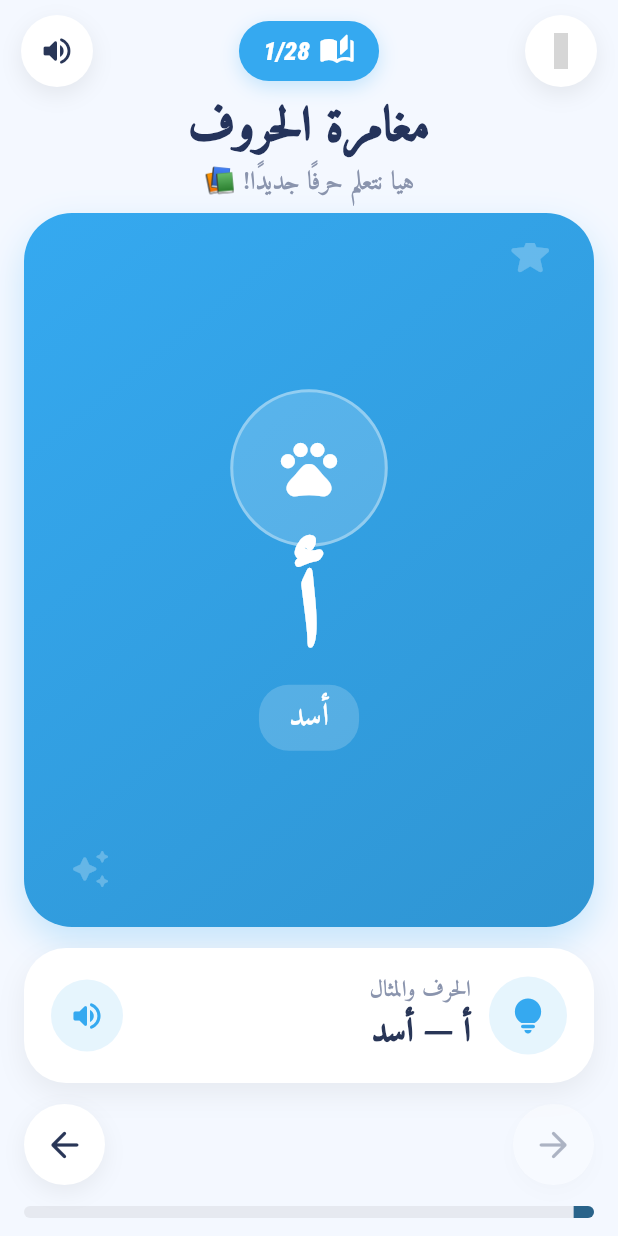
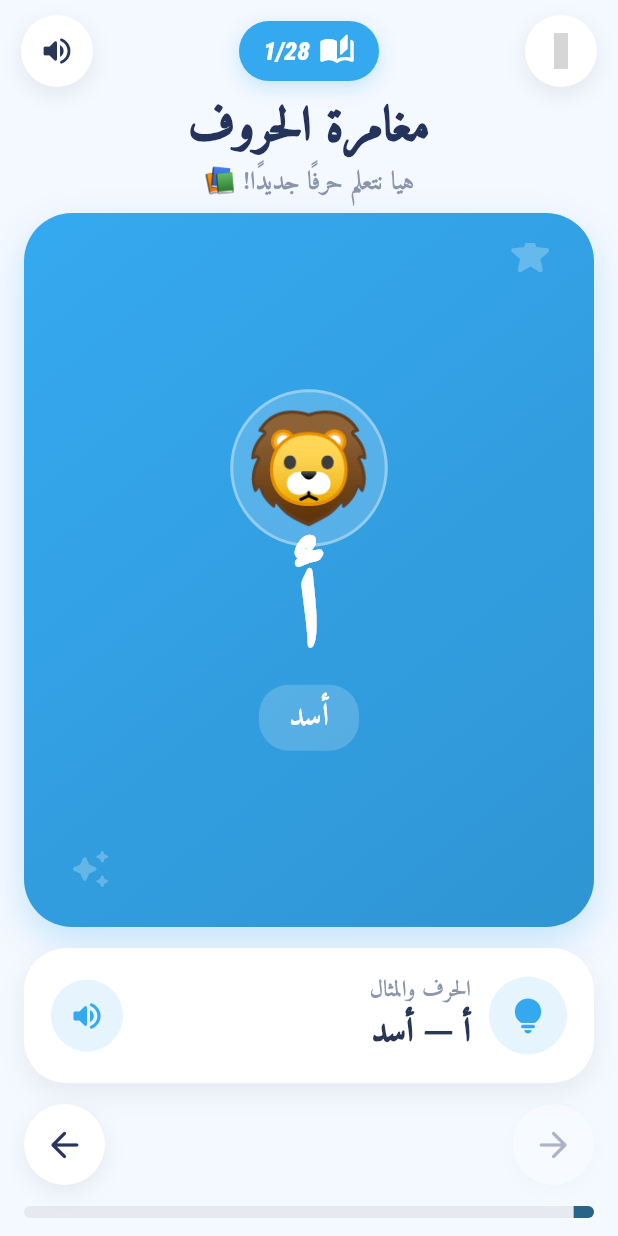
Before and after one commit to Mousa-alaaldeen/learning2, a Flutter app: the LettersScreen screen opened by its route, on a phone screen of 412 x 824 dp. Run offline on Flutter 3.47's test engine with Material 3 defaults, Android fonts, the phone set to English and light mode, and no system bars; drawn by our look-alikes of flutter_animate; our stand-ins replace audioplayers, flutter_hex_color, flutter_staggered_animations, flutter_tts, font_awesome_flutter, get and 5 more; missing offline and left inert: dart:ffi, flutter_confetti_engine, flutter_drawing_board, progress_bar_steppers, translator; accounts and stored records are empty; grey boxes are pictures that could not be loaded.

Commit message:
Replace icons with emojis

```diff
--- a/lib/core/widgets/letters/letter_adventure.dart
+++ b/lib/core/widgets/letters/letter_adventure.dart
@@ -76,10 +76,14 @@ class LetterAdventure extends StatelessWidget {
                     ),
                   ),
                   child: Center(
-                    child: FaIcon(
-                      letter.icon,
-                      color: Colors.white,
-                      size: 45,
+                    child: Text(
+                      letter.emoji,
+                      style: const TextStyle(
+                        fontFamily: 'Amiri',
+                        fontSize: 70,
+                        fontWeight: FontWeight.w900,
+                        color: Colors.white,
+                      ),
                     ),
                   ),
                 ).animate().scale(
--- a/lib/data/local/learning_data.dart
+++ b/lib/data/local/learning_data.dart
@@ -8,142 +8,142 @@ class LearningData {
     LetterModel(
       letter: 'أ',
       word: 'أسد',
-      icon: Icons.pets_rounded,
+      emoji: '🦁',
     ),
     LetterModel(
       letter: 'ب',
       word: 'بطة',
-      icon: Icons.water_rounded,
+      emoji: '🦆',
     ),
     LetterModel(
       letter: 'ت',
       word: 'تمساح',
-      icon: Icons.water_rounded,
+      emoji: '🐊',
     ),
     LetterModel(
       letter: 'ث',
       word: 'ثعلب',
-      icon: Icons.pets_rounded,
+      emoji: '🦊',
     ),
     LetterModel(
       letter: 'ج',
       word: 'جمل',
-      icon: Icons.agriculture_rounded,
+      emoji: '🐪',
     ),
     LetterModel(
       letter: 'ح',
       word: 'حوت',
-      icon: Icons.waves_rounded,
+      emoji: '🐋',
     ),
     LetterModel(
       letter: 'خ',
       word: 'خروف',
-      icon: Icons.agriculture_rounded,
+      emoji: '🐑',
     ),
     LetterModel(
       letter: 'د',
       word: 'ديك',
-      icon: Icons.egg_alt_rounded,
+      emoji: '🐓',
     ),
     LetterModel(
       letter: 'ذ',
       word: 'ذهب',
-      icon: Icons.workspace_premium_rounded,
+      emoji: '🥇',
     ),
     LetterModel(
       letter: 'ر',
       word: 'رمان',
-      icon: Icons.apple_rounded,
+      emoji: '🍎',
     ),
     LetterModel(
       letter: 'ز',
       word: 'زرافة',
-      icon: Icons.pets_rounded,
+      emoji: '🦒',
     ),
     LetterModel(
       letter: 'س',
       word: 'سمكة',
-      icon: Icons.set_meal_rounded,
+      emoji: '🐟',
     ),
     LetterModel(
       letter: 'ش',
       word: 'شمس',
-      icon: Icons.wb_sunny_rounded,
+      emoji: '☀️',
     ),
     LetterModel(
       letter: 'ص',
       word: 'صقر',
-      icon: Icons.flutter_dash_rounded,
+      emoji: '🦅',
     ),
     LetterModel(
       letter: 'ض',
       word: 'ضفدع',
-      icon: Icons.water_drop_rounded,
+      emoji: '🐸',
     ),
     LetterModel(
       letter: 'ط',
       word: 'طاووس',
-      icon: Icons.flutter_dash_rounded,
+      emoji: '🦚',
     ),
     LetterModel(
       letter: 'ظ',
       word: 'ظبي',
-      icon: Icons.pets_rounded,
+      emoji: '🦌',
     ),
     LetterModel(
       letter: 'ع',
       word: 'عقرب',
-      icon: Icons.bug_report_rounded,
+      emoji: '🦂',
     ),
     LetterModel(
       letter: 'غ',
       word: 'غزال',
-      icon: Icons.pets_rounded,
+      emoji: '🦌',
     ),
     LetterModel(
       letter: 'ف',
       word: 'فيل',
-      icon: Icons.pets_rounded,
+      emoji: '🐘',
     ),
     LetterModel(
       letter: 'ق',
       word: 'قرد',
-      icon: Icons.pets_rounded,
+      emoji: '🐒',
     ),
     LetterModel(
       letter: 'ك',
       word: 'كلب',
-      icon: Icons.pets_rounded,
+      emoji: '🐕',
     ),
     LetterModel(
       letter: 'ل',
       word: 'ليمور',
-      icon: Icons.pets_rounded,
+      emoji: '🦝',
     ),
     LetterModel(
       letter: 'م',
       word: 'ماعز',
-      icon: Icons.agriculture_rounded,
+      emoji: '🐐',
     ),
     LetterModel(
       letter: 'ن',
       word: 'نمر',
-      icon: Icons.pets_rounded,
+      emoji: '🐅',
     ),
     LetterModel(
       letter: 'ه',
       word: 'هدهد',
-      icon: Icons.flutter_dash_rounded,
+      emoji: '🐦',
     ),
     LetterModel(
       letter: 'و',
       word: 'وحيد القرن',
-      icon: Icons.pets_rounded,
+      emoji: '🦏',
     ),
     LetterModel(
       letter: 'ي',
       word: 'يعسوب',
-      icon: Icons.bug_report_rounded,
+      emoji: '🪰',
     ),
   ];
 
--- a/lib/data/models/letter_model.dart
+++ b/lib/data/models/letter_model.dart
@@ -3,11 +3,11 @@ import 'package:flutter/material.dart';
 class LetterModel {
 final String letter;
 final String word;
-  final IconData icon;
+final String emoji;
 
 const LetterModel({
 required this.letter,
 required this.word,
-    required this.icon,
+required this.emoji,
 });
 }
--- a/lib/features/arabic/widgets/drawing/drawing_board_widget.dart
+++ b/lib/features/arabic/widgets/drawing/drawing_board_widget.dart
@@ -56,16 +56,18 @@ class DrawingBoardWidget extends StatelessWidget {
                       top: 20,
                       left: 20,
                       child: Container(
-                        width: 55,
-                        height: 55,
+                        width: 100,
+                        height: 100,
                         decoration: BoxDecoration(
                           color: AppColors.arabicLetters.withOpacity(0.12),
                           borderRadius: BorderRadius.circular(16),
                         ),
-                        child: Icon(
-                          controller.currentLetter.icon,
-                          size: 30,
-                          color: AppColors.lettersBlue,
+                        child: Text(
+                          controller.currentLetter.emoji,
+                          textAlign: TextAlign.center,
+                          style: const TextStyle(
+                            fontSize: 70,
+                          ),
                         ),
                       ),
                     ),
--- a/lib/features/arabic/widgets/letter_card.dart
+++ b/lib/features/arabic/widgets/letter_card.dart
@@ -40,15 +40,11 @@ class LetterCard extends StatelessWidget {
               color: AppColors.arabic,
               shape: BoxShape.circle,
             ),
-            child: Icon(
-              letter.icon,
-              size: 58,
-              color: AppColors.primary,
+            child: Text(
+              letter.emoji,
             ),
           ),
-
           const SizedBox(height: 18),
-
           Text(
             letter.letter,
             style: const TextStyle(
@@ -59,9 +55,7 @@ class LetterCard extends StatelessWidget {
               color: AppColors.primary,
             ),
           ),
-
           const SizedBox(height: 12),
-
           Text(
             letter.word,
             style: const TextStyle(
@@ -71,9 +65,7 @@ class LetterCard extends StatelessWidget {
               color: AppColors.textPrimary,
             ),
           ),
-
           const SizedBox(height: 6),
-
           Text(
             'حرف ${letter.letter}',
             style: const TextStyle(
```
Lines whose indentation alone changed are shown as unchanged.
